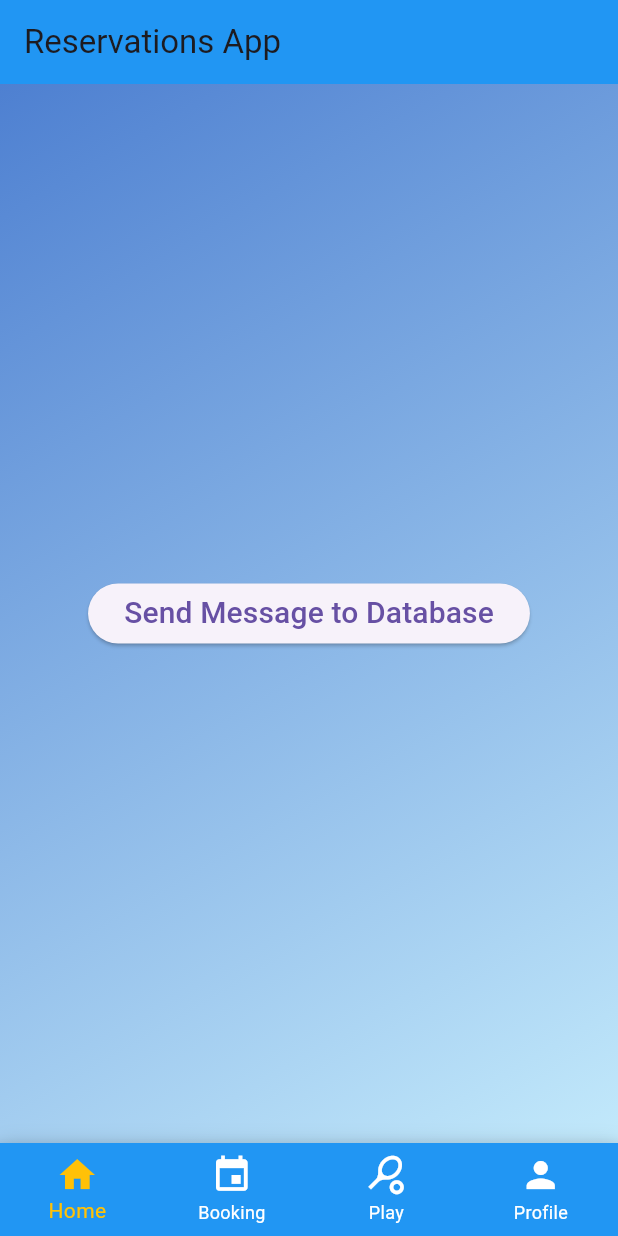
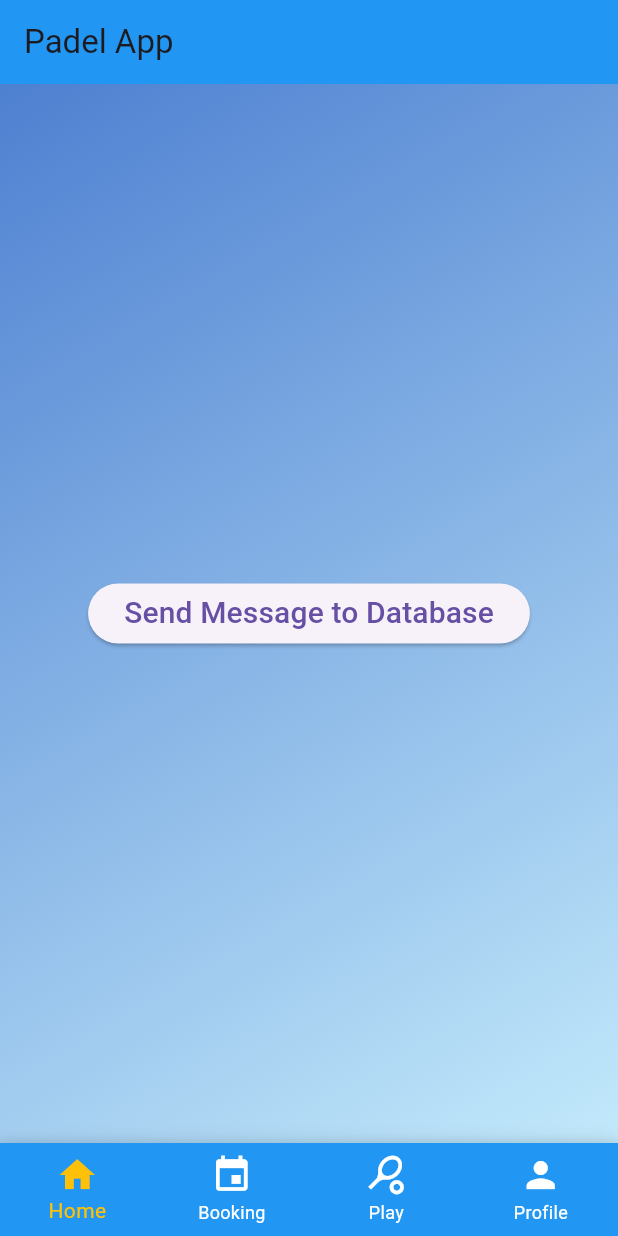
Before and after one commit to khalid21sa/moplieproject, a Flutter app: the screen it shows after launch, on a phone screen of 412 x 824 dp. Run offline on Flutter 3.47's test engine with Material 3 defaults, Android fonts, the phone set to English and light mode, and no system bars; our stand-ins replace firebase_core, firebase_database; accounts and stored records are empty.

Commit message:
Laith
minor changes

```diff
--- a/lib/BotomNavigationBar.dart
+++ b/lib/BotomNavigationBar.dart
@@ -24,7 +24,7 @@ class _BottomNavBarState extends State<BottomNavBar> {
             Colors.green[300]!,
           ],
         ),
-        boxShadow: [
+        boxShadow: const [
           BoxShadow(
             color: Colors.black12,
             blurRadius: 10,
@@ -42,7 +42,7 @@ class _BottomNavBarState extends State<BottomNavBar> {
         unselectedFontSize: 12.0,
         iconSize: 28.0,
         backgroundColor: Colors.blue,
-        items: <BottomNavigationBarItem>[
+        items: const <BottomNavigationBarItem>[
           BottomNavigationBarItem(
             icon: Icon(Icons.home),
             label: 'Home',
--- a/lib/main.dart
+++ b/lib/main.dart
@@ -1,7 +1,6 @@
 import 'package:flutter/material.dart';
 import 'package:firebase_core/firebase_core.dart';
 import 'package:firebase_database/firebase_database.dart';
-
 import 'BotomNavigationBar.dart';
 
 void main() async {
@@ -14,11 +13,12 @@
   @override
   Widget build(BuildContext context) {
     return MaterialApp(
-      title: 'Padel App',
+      title: 'Genuis Group Appliction',
       theme: ThemeData(
         primarySwatch: Colors.blue,
       ),
       home: HomePage(),
+      debugShowCheckedModeBanner: false,
     );
   }
 }
@@ -41,7 +41,7 @@
   Widget build(BuildContext context) {
     return Scaffold(
       appBar: AppBar(
-        title: Text('Reservations App'),
+        title: Text('Padel App'),
         backgroundColor: Colors.blue, // Change app bar color here
       ),
       backgroundColor: Colors.transparent,
```
